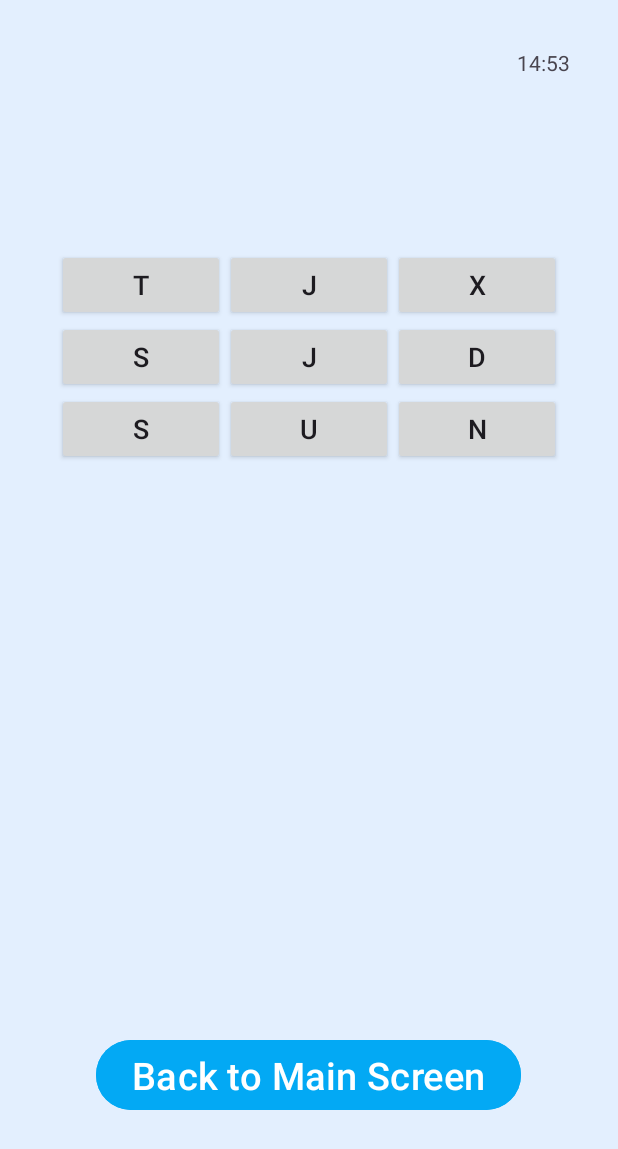
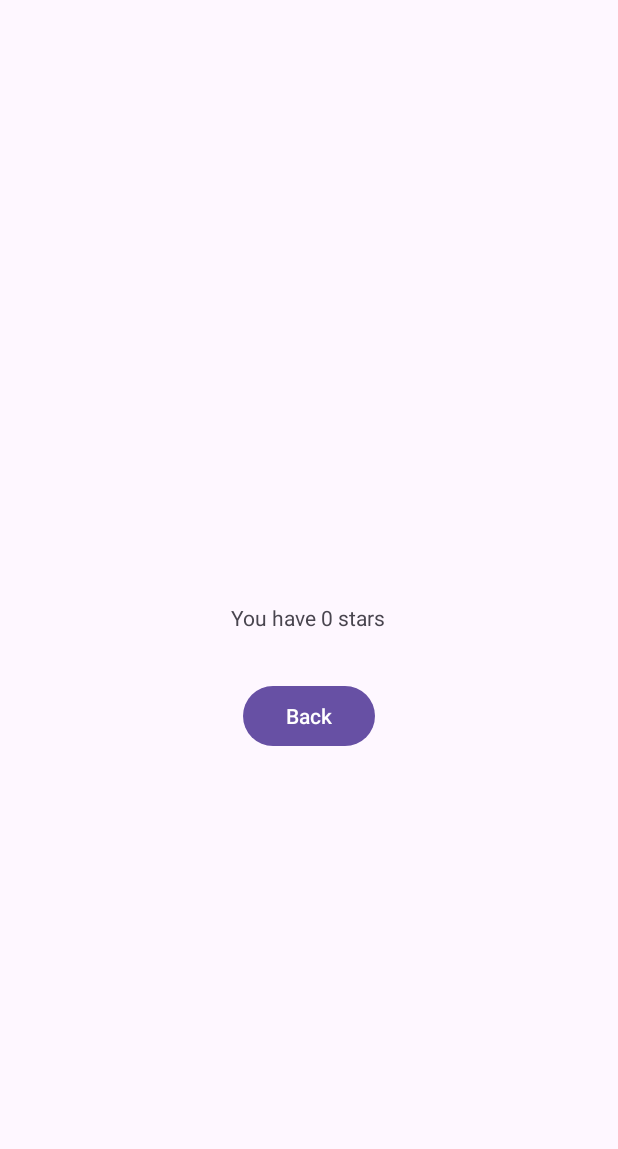
Before and after one commit to PallaviRao1113/WordSearchApplication_MobileAppDev, an Android app: the ThirdActivity screen opened directly, with no data from a screen before it, after a tap on an icon or button, on a phone screen of 412 x 824 dp. Shown: the top 1149 px of the screen. Run offline under Robolectric (Android 15) with nearby library versions, the phone set to English and light mode, and no system bars; Roboto replaces fonts that are not available here; 1 statement that could not run was skipped; 2 other taps on this screen came first.

Commit message:
adding point system to third activity (incomplete)

```diff
--- a/app/src/main/AndroidManifest.xml
+++ b/app/src/main/AndroidManifest.xml
@@ -18,7 +18,7 @@
             android:label="@string/title_activity_error_screen"
             android:theme="@style/Theme.WordSearchApplication_MobileAppDev" />
         <activity
-            android:name=".MainActivity2"
+            android:name=".CheckPointsActivity"
             android:exported="false" />
         <activity
             android:name=".FifthActivity"
--- a/app/src/main/java/com/example/wordsearchapplication_mobileappdev/ThirdActivity.java
+++ b/app/src/main/java/com/example/wordsearchapplication_mobileappdev/ThirdActivity.java
@@ -7,6 +7,7 @@ import android.util.Log;
 import android.view.View;
 import android.widget.Button;
 import android.widget.GridLayout;
+import android.widget.TextView;
 import android.widget.Toast;
 
 import java.util.Arrays;
@@ -18,6 +19,8 @@ public class ThirdActivity extends AppCompatActivity {
     private StringBuilder selectedLetters = new StringBuilder();
     private GridLayout gridLayout;
     public CountDownTimerView timerr;
+
+    private int points;  // Declare points at the class level
 
     @Override
     protected void onCreate(Bundle savedInstanceState) {
@@ -86,18 +89,20 @@ public class ThirdActivity extends AppCompatActivity {
                 Log.d("WordCheck", "Valid Word! Navigating to MainActivity");
                 // Word is valid, navigate to the desired activity
                 // CHANGE THIS TO GO TO POINT SYSTEM RIGHT SCReEN
-                gotoMainActivity();
+                gotoCheckPointsActivity();
+                awardPoints(1);
+
             } else {
                 Log.d("WordCheck", "Not a valid word");
                 // CHANGE THIS TO GO TO POINT SYSTEM WRONG SCReEN
-                //gotoMainActivity();
+                deductPoints(1);
+                gotoCheckPointsActivity();
             }
 
             // Clear selected letters for the next word
             selectedLetters.setLength(0);
         }
     }
-
 
     private boolean isWord(String selectedWord) {
         // Implement your logic to check if the selected word is valid
@@ -117,4 +122,29 @@ public class ThirdActivity extends AppCompatActivity {
         Intent intent = new Intent(this, SecondActivity.class);
         startActivity(intent);
     }
+
+    public void gotoCheckPointsActivity(){
+        Intent intent = new Intent(this, CheckPointsActivity.class);
+        intent.putExtra("points", points);
+        startActivity(intent);
+    }
+
+    private void awardPoints(int pointsToAdd) {
+        points += pointsToAdd;
+        displayMessage("That's right! Here is " + pointsToAdd + " stars!");
+    }
+
+    private void deductPoints(int pointsToDeduct) {
+        points -= pointsToDeduct;
+        if (points < 0) {
+            points = 0;
+        }
+        displayMessage("Sorry, that's wrong! -" + pointsToDeduct + " stars");
+    }
+
+    private void displayMessage(String message) {
+        TextView messageTextView = findViewById(R.id.messageTextView);
+        messageTextView.setText(message);
+    }
+
 }
```
Also changed, not shown: app/src/main/java/com/example/wordsearchapplication_mobileappdev/CheckPointsActivity.java (+18 -2 lines), app/src/main/java/com/example/wordsearchapplication_mobileappdev/MainActivity.java (+10 -3 lines), app/src/main/res/layout/activity_main.xml (+23 -10 lines).
